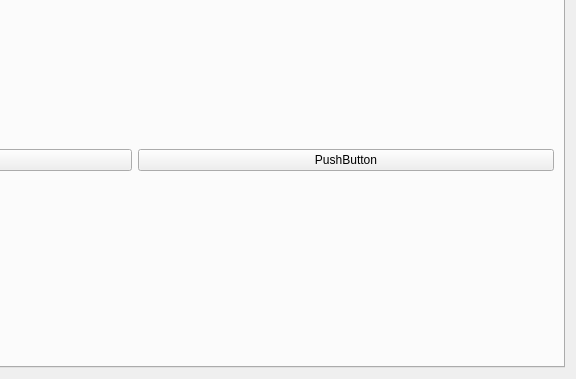
Qt form UI/UIForms/mainForm.ui (FelixMailwriter/VendService) before a commit; both pictures show x 307 to 883 and y 295 to 674 of the 883 by 674 pixel window.
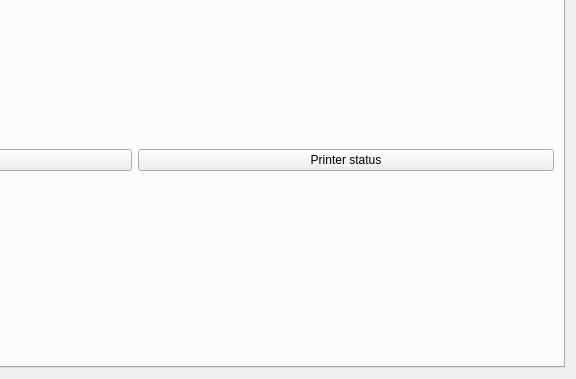
The same form after that commit.

```diff
--- a/UI/UIForms/mainForm.ui
+++ b/UI/UIForms/mainForm.ui
@@ -564,7 +564,7 @@
              <item>
               <widget class="QPushButton" name="pushButton_2">
                <property name="text">
-                <string>PushButton</string>
+                <string>Printer status</string>
                </property>
               </widget>
              </item>
```
Left out of the diff: 2 changed lines with no effect on the pictures.
